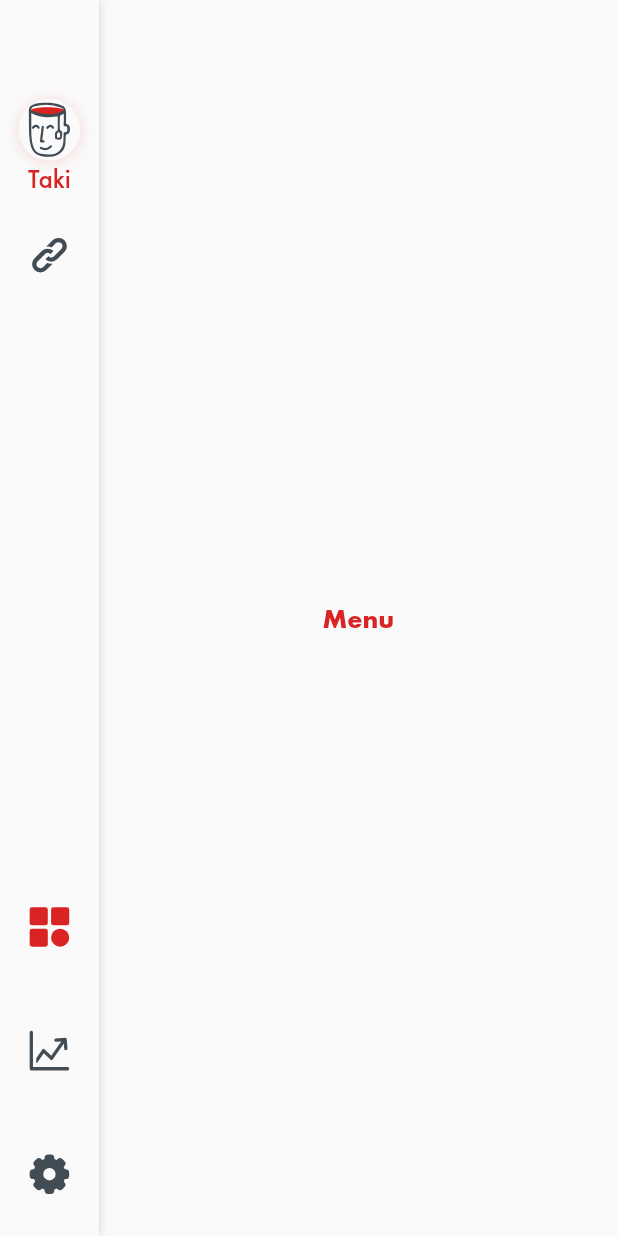
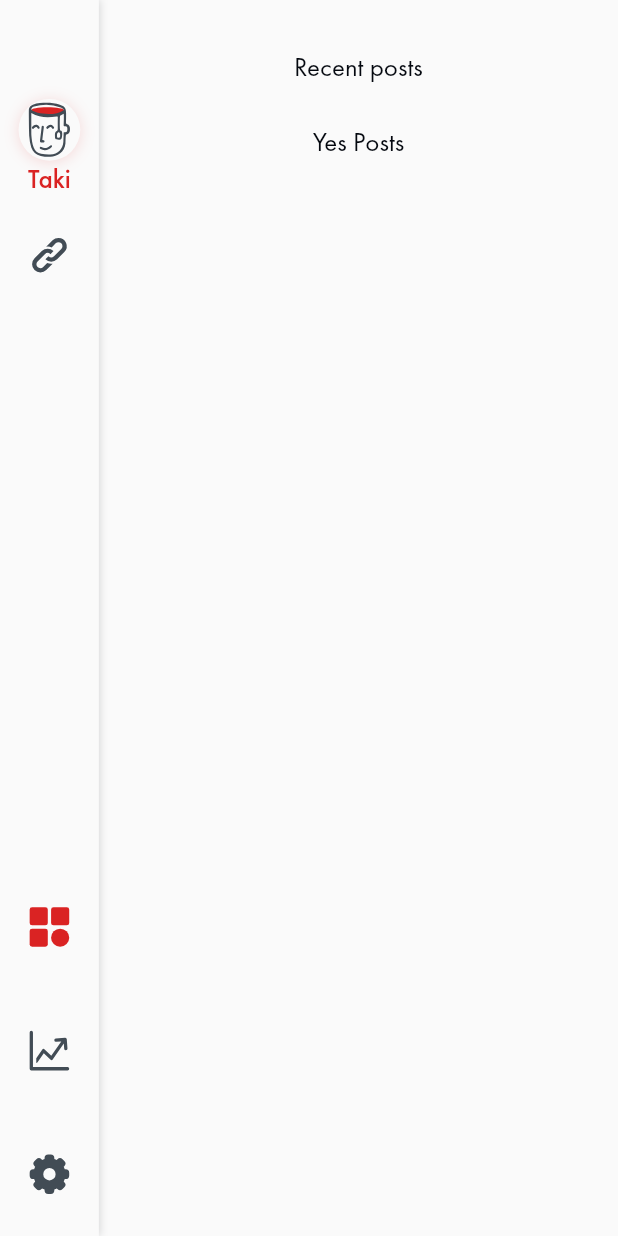
Before and after one commit to takiuddin93/AakCupChaa, a Flutter app: the screen it shows after launch, on a phone screen of 412 x 824 dp. Run offline on Flutter 3.47's test engine with Material 2 defaults, Android fonts, the phone set to English and light mode, and no system bars; our stand-ins replace flutter_svg, share.

Commit message:
more changes to menu.dart

```diff
--- a/lib/menu.dart
+++ b/lib/menu.dart
@@ -1,5 +1,6 @@
 import 'package:flutter/material.dart';
 import 'package:aakcupchaa/universal_variables.dart';
+import 'package:flutter_svg/flutter_svg.dart';
 
 class Menu extends StatefulWidget {
   @override
@@ -7,19 +8,106 @@ class Menu extends StatefulWidget {
 }
 
 class _MenuState extends State<Menu> {
+  bool hasPosts = true;
   @override
   Widget build(BuildContext context) {
+    Size media = MediaQuery.of(context).size;
+    double width = media.width;
+    double height = media.height;
     return Center(
+      child: Column(
+        children: <Widget>[
+          Expanded(
+            flex: 1,
+            child: Padding(
+              padding: EdgeInsets.only(
+                left: 0.0,
+                top: height * 0.04,
+                right: 0.0,
+                bottom: 0.0,
+              ),
               child: RichText(
                 text: TextSpan(children: <TextSpan>[
                   TextSpan(
-            text: "Menu",
+                    text: "Recent posts",
+                    style: TextStyle(
+                        color: UniversalVariables.primaryEbony,
+                        fontSize: 18.0,
+                        fontFamily: 'FuturaPTBook'),
+                  ),
+                ]),
+              ),
+            ),
+          ),
+          Expanded(
+            flex: 9,
+            child: Padding(
+              padding: EdgeInsets.only(
+                left: 0.0,
+                top: height * 0.0,
+                right: 0.0,
+                bottom: 0.0,
+              ),
+              child: hasPosts
+                  ? RichText(
+                      text: TextSpan(children: <TextSpan>[
+                        TextSpan(
+                          text: "Yes Posts",
+                          style: TextStyle(
+                              color: UniversalVariables.primaryEbony,
+                              fontSize: 18.0,
+                              fontFamily: 'FuturaPTBook'),
+                        ),
+                      ]),
+                    )
+                  : Column(
+                      children: <Widget>[
+                        SvgPicture.asset('assets/svgs/BarrenClipBoard.svg'),
+                        RichText(
+                          text: TextSpan(children: <TextSpan>[
+                            TextSpan(
+                              text: "Why so barren?",
                               style: TextStyle(
                                   color: UniversalVariables.primaryCrimson,
                                   fontSize: 18.0,
-                fontFamily: 'FuturaPTBold'),
+                                  fontFamily: 'FuturaPTMedium'),
                             ),
                           ]),
+                        ),
+                        Padding(
+                          padding: EdgeInsets.only(
+                            left: 0.0,
+                            top: height * 0.08,
+                            right: 0.0,
+                            bottom: 0.0,
+                          ),
+                          child: Container(
+                            decoration: BoxDecoration(
+                                color: UniversalVariables.primaryCrimson,
+                                borderRadius: BorderRadius.circular(2.0)),
+                            child: FlatButton(
+                                onPressed: () {
+                                  print("Explore creators");
+                                },
+                                child: RichText(
+                                  text: TextSpan(children: <TextSpan>[
+                                    TextSpan(
+                                      text: "Explore creators",
+                                      style: TextStyle(
+                                          color: UniversalVariables
+                                              .primaryAlabaster,
+                                          fontSize: 18.0,
+                                          fontFamily: 'FuturaPTHeavy'),
+                                    ),
+                                  ]),
+                                )),
+                          ),
+                        )
+                      ],
+                    ),
+            ),
+          ),
+        ],
       ),
     );
   }
```
Lines whose indentation alone changed are shown as unchanged.
